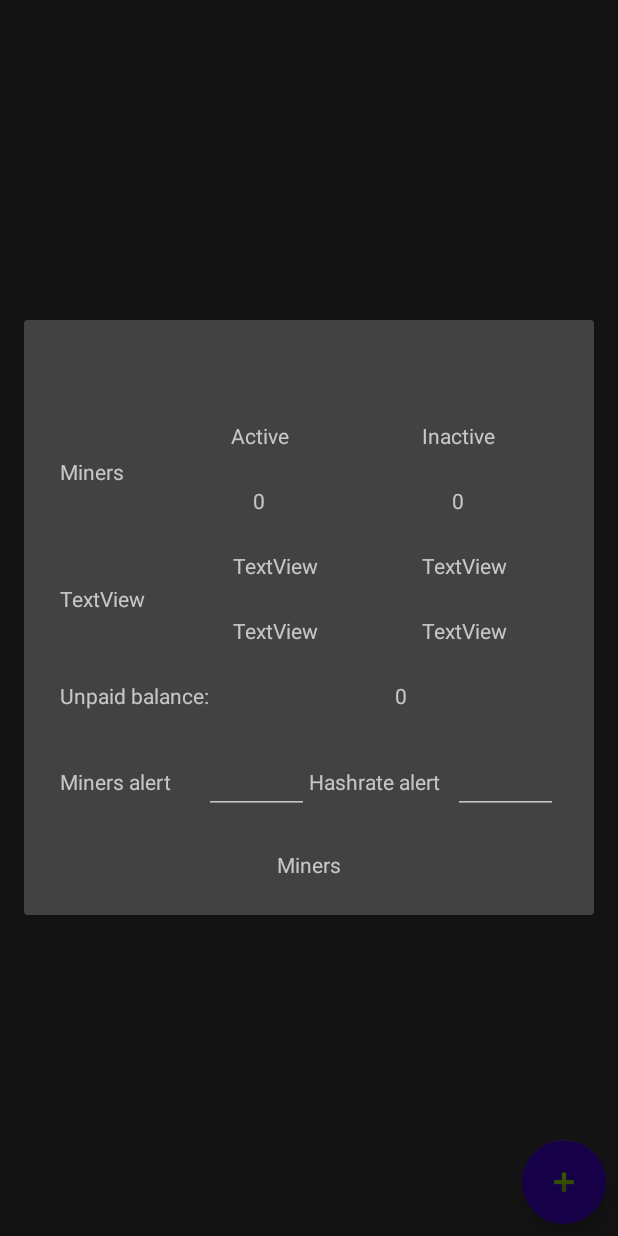
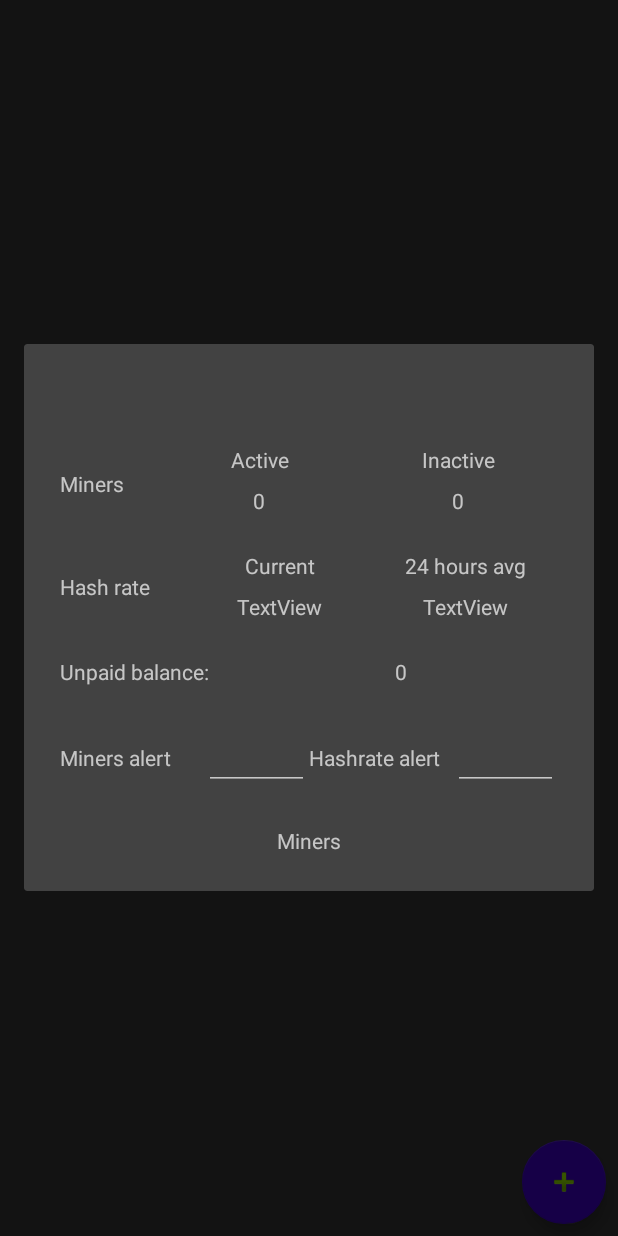
Before and after one commit to Garin-IE/MiningMonitor, an Android app: the fragment AdvanceViewElementDialog placed in its activity, on a phone screen of 412 x 824 dp. Run offline under Robolectric (Android 15) with nearby library versions, the phone set to English and light mode, and no system bars; libraries missing offline, so code that uses them is left out: retrofit2.converter.jackson; 3 statements that could not run were skipped.

Commit message:
Подправлен расширеный вид пулов, сделаны базовые нотификации

```diff
--- a/app/build.gradle
+++ b/app/build.gradle
@@ -7,7 +7,7 @@ android {
         minSdkVersion 21
         targetSdkVersion 28
         versionCode 1
-        versionName "0.4"
+        versionName "0.45"
         testInstrumentationRunner "android.support.test.runner.AndroidJUnitRunner"
     }
     buildTypes {
--- /dev/null
+++ b/app/src/main/java/com/mrgarin/mininmonitor/Adapters/NotificationHelper.java
@@ -0,0 +1,103 @@
+package com.mrgarin.mininmonitor.Adapters;
+
+import android.app.NotificationChannel;
+import android.app.NotificationManager;
+import android.content.Context;
+import android.graphics.Color;
+import android.os.Build;
+import android.support.v4.app.NotificationCompat;
+
+import com.mrgarin.mininmonitor.Data.BTCcomElement;
+import com.mrgarin.mininmonitor.Data.BasicPoolElement;
+import com.mrgarin.mininmonitor.Data.EthermineOrgElement;
+import com.mrgarin.mininmonitor.R;
+import com.mrgarin.mininmonitor.aplication.AppConfig;
+
+import java.util.ArrayList;
+
+public class NotificationHelper {
+    private Context context;
+    private NotificationManager manager;
+    private NotificationChannel channel;
+    private NotificationCompat.Builder builder;
+
+
+    public NotificationHelper(Context context) {
+        this.context = context;
+        manager = (NotificationManager) context.getSystemService(Context.NOTIFICATION_SERVICE);
+        builder = new NotificationCompat.Builder(context, AppConfig.ALERT_NOTIFICATION_CHANEL);
+        builder.setSmallIcon(R.mipmap.ic_launcher);
+        if (Build.VERSION.SDK_INT >= Build.VERSION_CODES.O){
+            channel = new NotificationChannel(AppConfig.ALERT_NOTIFICATION_CHANEL, "Alerts", NotificationManager.IMPORTANCE_HIGH);
+            channel.setDescription("Alert notification by pool data");
+            channel.enableLights(true);
+            channel.setLightColor(Color.RED);
+            channel.enableVibration(true);
+            manager.createNotificationChannel(channel);
+        }
+    }
+
+    public void sendNotification(String title, String text){
+        builder.setContentTitle(title);
+        builder.setContentText(text);
+        manager.notify(1, builder.build());
+    }
+
+    public void checkForAlerts(ArrayList<BasicPoolElement> pools){
+        int count = pools.size();
+        for (int i = 0; i < count; i++){
+            switch (pools.get(i).getPoolName()){
+                case "BTC.com":
+                    checkForAlertsBTCcom((BTCcomElement) pools.get(i));
+                    break;
+                case "Ethermine.org":
+                    chechForAlertsEthermineOrg((EthermineOrgElement) pools.get(i));
+                    break;
+                default:
+                    break;
+            }
+        }
+    }
+
+    private void checkForAlertsBTCcom(BTCcomElement element){
+        if (element.getAlert_ActiveWorkers() > element.getActiveWorkers() && element.getAlert_MinCurrentHashrate() > element.getCurrentHashRate()){
+            builder.setContentTitle("Warning BTC.com " + element.getSubAccountName());
+            builder.setContentText("Low hashrate and workers");
+            manager.notify(1, builder.build());
+            return;
+        }
+        if (element.getAlert_ActiveWorkers() > element.getActiveWorkers()){
+            builder.setContentTitle("Warning BTC.com " + element.getSubAccountName());
+            builder.setContentText("Low count of workers");
+            manager.notify(1, builder.build());
+            return;
+        }
+        if (element.getAlert_MinCurrentHashrate() > element.getCurrentHashRate()){
+            builder.setContentTitle("Warning BTC.com " + element.getSubAccountName());
+            builder.setContentText("Low hashrate");
+            manager.notify(1, builder.build());
+            return;
+        }
+    }
+
+    private void chechForAlertsEthermineOrg(EthermineOrgElement element){
+        if (element.getAlert_ActiveWorkers() > element.getActiveWorkers() && element.getAlert_MinCurrentHashrate() > element.getCurrentHashRate()){
+            builder.setContentTitle("Warning Ethermine.org");
+            builder.setContentText("Low hashrate and workers on wallet: " + element.getWalletAdress());
+            manager.notify(2, builder.build());
+            return;
+        }
+        if (element.getAlert_ActiveWorkers() > element.getActiveWorkers()){
+            builder.setContentTitle("Warning Ethermine.org");
+            builder.setContentText("Low workers on wallet: " + element.getWalletAdress());
+            manager.notify(2, builder.build());
+            return;
+        }
+        if (element.getAlert_MinCurrentHashrate() > element.getCurrentHashRate()){
+            builder.setContentTitle("Warning Ethermine.org");
+            builder.setContentText("Low hashrate on wallet: " + element.getWalletAdress());
+            manager.notify(2, builder.build());
+            return;
+        }
+    }
+}
--- a/app/src/main/java/com/mrgarin/mininmonitor/AdvanceViewElementDialog.java
+++ b/app/src/main/java/com/mrgarin/mininmonitor/AdvanceViewElementDialog.java
@@ -60,7 +60,8 @@ public class AdvanceViewElementDialog extends AppCompatDialogFragment {
                 title.setText(element.getPoolName() + " Subaccount: " + element.getSubAccountName() + " Coin: " + element.getCoinName());
                 activeMiners.setText(String.valueOf(element.getActiveWorkers()));
                 inactiveMiners.setText(String.valueOf(element.getInActiveWorkers()));
-                balance.setText(String.valueOf(element.getBalance()));
+                balance.setText(String.format("%.8f", element.getBalance()));
+                //balance.setText(String.valueOf(element.getBalance()));
                 currentHashrate.setText(String.valueOf(element.getCurrentHashRate()));
                 avgHashrate.setText(String.valueOf(element.getAvgHashRate()));
                 hashrateAlert.setText(String.valueOf(element.getAlert_MinCurrentHashrate()));
@@ -72,7 +73,8 @@ public class AdvanceViewElementDialog extends AppCompatDialogFragment {
                 title.setText(ethermineOrgElement.getPoolName() + " Wallet: " + ethermineOrgElement.getWalletAdress());
                 activeMiners.setText(String.valueOf(ethermineOrgElement.getActiveWorkers()));
                 inactiveMiners.setText(String.valueOf(ethermineOrgElement.getInActiveWorkers()));
-                balance.setText(String.valueOf(ethermineOrgElement.getBalance()));
+                balance.setText(String.format("%.8f", ethermineOrgElement.getBalance()));
+                //balance.setText(String.valueOf(ethermineOrgElement.getBalance()));
                 currentHashrate.setText(String.valueOf(ethermineOrgElement.getCurrentHashRate()));
                 avgHashrate.setText(String.valueOf(ethermineOrgElement.getAvgHashRate()));
                 hashrateAlert.setText(String.valueOf(ethermineOrgElement.getAlert_MinCurrentHashrate()));
--- a/app/src/main/java/com/mrgarin/mininmonitor/Data/BasicPoolElement.java
+++ b/app/src/main/java/com/mrgarin/mininmonitor/Data/BasicPoolElement.java
@@ -50,6 +50,7 @@ public class BasicPoolElement {
 
     public float getBalance() {
         return balance;
+        //return (float) 0.00000001;
     }
 
     public void setBalance(float balance) {
--- a/app/src/main/java/com/mrgarin/mininmonitor/Data/PoolsListUpdater.java
+++ b/app/src/main/java/com/mrgarin/mininmonitor/Data/PoolsListUpdater.java
@@ -3,6 +3,7 @@ package com.mrgarin.mininmonitor.Data;
 import android.os.AsyncTask;
 import android.util.Log;
 
+import com.mrgarin.mininmonitor.Adapters.NotificationHelper;
 import com.mrgarin.mininmonitor.BTCcom.BTCComApiData;
 
 import java.util.ArrayList;
@@ -45,7 +46,7 @@ public class PoolsListUpdater extends AsyncTask<List<BasicPoolElement>, Void, Li
                             btcComApiDataCall = new BTCcomLoader().getBtcComApi().getEarnStats(element.getAccess_key(), element.getPuid());
                             tempElement = btcComApiDataCall.execute().body();
                             pools.get(i).setBalance(tempElement.getUnpaidBalance()/100000000);
-                            //Log.d("myLogs", String.valueOf(tempElement.getUnpaidBalance()/100000000));
+
                         }catch (Exception e) {
                             e.printStackTrace();
                             Log.d("myLogs", "error in async: " + e.toString());
--- a/app/src/main/java/com/mrgarin/mininmonitor/MiningDashboard.java
+++ b/app/src/main/java/com/mrgarin/mininmonitor/MiningDashboard.java
@@ -20,6 +20,7 @@ import android.widget.Toast;
 import java.util.ArrayList;
 import java.util.List;
 
+import com.mrgarin.mininmonitor.Adapters.NotificationHelper;
 import com.mrgarin.mininmonitor.Adapters.PoolTouchHelperCallback;
 import com.mrgarin.mininmonitor.Adapters.PoolsAdapter;
 import com.mrgarin.mininmonitor.Adapters.PoolsViewOffsetDecoration;
@@ -45,6 +46,7 @@ public class MiningDashboard extends AppCompatActivity implements View.OnClickLi
 
     final static int AUTO_UPDATE_MSG = 1000;
     final static int BTC_COM_GET_BALANCE = 1001;
+    NotificationHelper notificationHelper;
 
     BTCcomLoader btCcomLoader = new BTCcomLoader();
     FloatingActionButton fab_add;
@@ -71,6 +73,7 @@ public class MiningDashboard extends AppCompatActivity implements View.OnClickLi
                         updater.execute(pools);
                         handler.sendEmptyMessageDelayed(AUTO_UPDATE_MSG, 300000);
                         Log.d("myLogs", "Auto updater handler message posted");
+                        notificationHelper.checkForAlerts(pools);
                         break;
                     }
             }
@@ -82,6 +85,8 @@ public class MiningDashboard extends AppCompatActivity implements View.OnClickLi
     protected void onCreate(Bundle savedInstanceState) {
         super.onCreate(savedInstanceState);
         setContentView(R.layout.activity_mining_dashboard);
+
+        notificationHelper = new NotificationHelper(this);
 
         fab_add = findViewById(R.id.fab_add);
         fab_add.setOnClickListener(this);
@@ -122,6 +127,7 @@ public class MiningDashboard extends AppCompatActivity implements View.OnClickLi
         handler = new Handler(handlerCallback);
         handler.sendEmptyMessageDelayed(AUTO_UPDATE_MSG, 300000);
         Log.d("myLogs", "Auto updater handler message posted");
+
     }
 
     @Override
--- a/app/src/main/java/com/mrgarin/mininmonitor/aplication/AppConfig.java
+++ b/app/src/main/java/com/mrgarin/mininmonitor/aplication/AppConfig.java
@@ -12,4 +12,8 @@ public class AppConfig {
     /******************************** Debug options *********************************************/
     public static final boolean write_debug_save_on_sd = false;
     /******************************** end of debug options***************************************/
+
+    /******************************** Constants  ************************************************/
+    public static final String ALERT_NOTIFICATION_CHANEL = "Alert notifications";
+    /******************************** end of Constants ******************************************/
 }
--- a/app/src/main/res/layout/advanced_pool_view.xml
+++ b/app/src/main/res/layout/advanced_pool_view.xml
@@ -60,7 +60,7 @@
         android:layout_width="0dp"
         android:layout_height="wrap_content"
         android:layout_marginStart="24dp"
-        android:layout_marginTop="24dp"
+        android:layout_marginTop="8dp"
         android:text="0"
         android:textAlignment="center"
         app:layout_constraintEnd_toStartOf="@+id/advancedPoolview_inActiveMiners"
@@ -72,7 +72,7 @@
         android:id="@+id/advancedPoolview_inActiveMiners"
         android:layout_width="0dp"
         android:layout_height="wrap_content"
-        android:layout_marginTop="24dp"
+        android:layout_marginTop="8dp"
         android:layout_marginEnd="24dp"
         android:text="0"
         android:textAlignment="center"
@@ -184,11 +184,10 @@
         android:layout_marginStart="24dp"
         android:layout_marginTop="8dp"
         android:layout_marginBottom="8dp"
-        android:text="TextView"
+        android:text="Hash rate"
         app:layout_constraintBottom_toBottomOf="@+id/advancedPoolview_currentHashrate"
         app:layout_constraintStart_toStartOf="parent"
-        app:layout_constraintTop_toTopOf="@+id/textView11"
-        tools:text="Hash rate" />
+        app:layout_constraintTop_toTopOf="@+id/textView11" />
 
     <TextView
         android:id="@+id/textView11"
@@ -196,13 +195,12 @@
         android:layout_height="wrap_content"
         android:layout_marginStart="24dp"
         android:layout_marginTop="24dp"
-        android:text="TextView"
+        android:text="Current"
         android:textAlignment="center"
         app:layout_constraintEnd_toStartOf="@+id/textView12"
         app:layout_constraintHorizontal_bias="0.5"
         app:layout_constraintStart_toEndOf="@+id/textView7"
-        app:layout_constraintTop_toBottomOf="@+id/advancedPoolview_activeMiners"
-        tools:text="Current" />
+        app:layout_constraintTop_toBottomOf="@+id/advancedPoolview_activeMiners" />
 
     <TextView
         android:id="@+id/textView12"
@@ -210,20 +208,19 @@
         android:layout_height="wrap_content"
         android:layout_marginTop="24dp"
         android:layout_marginEnd="24dp"
-        android:text="TextView"
+        android:text="24 hours avg"
         android:textAlignment="center"
         app:layout_constraintEnd_toEndOf="parent"
         app:layout_constraintHorizontal_bias="0.5"
         app:layout_constraintStart_toEndOf="@+id/textView11"
-        app:layout_constraintTop_toBottomOf="@+id/advancedPoolview_inActiveMiners"
-        tools:text="24 hours avg" />
+        app:layout_constraintTop_toBottomOf="@+id/advancedPoolview_inActiveMiners" />
 
     <TextView
         android:id="@+id/advancedPoolview_currentHashrate"
         android:layout_width="0dp"
         android:layout_height="wrap_content"
         android:layout_marginStart="24dp"
-        android:layout_marginTop="24dp"
+        android:layout_marginTop="8dp"
         android:text="TextView"
         android:textAlignment="center"
         app:layout_constraintEnd_toStartOf="@+id/advancedPoolview_avgHashrate"
@@ -235,7 +232,7 @@
         android:id="@+id/advancedPoolview_avgHashrate"
         android:layout_width="0dp"
         android:layout_height="wrap_content"
-        android:layout_marginTop="24dp"
+        android:layout_marginTop="8dp"
         android:layout_marginEnd="24dp"
         android:text="TextView"
         android:textAlignment="center"
```
Also changed, not shown: 1 other file.
